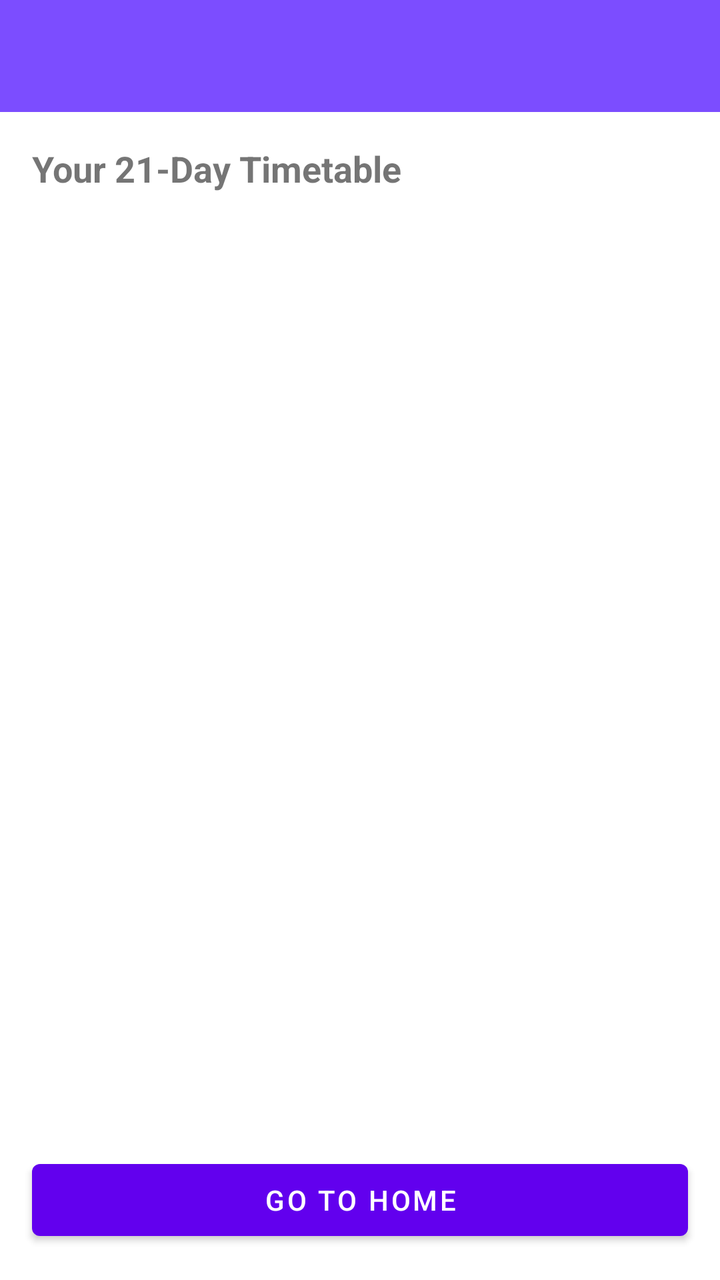
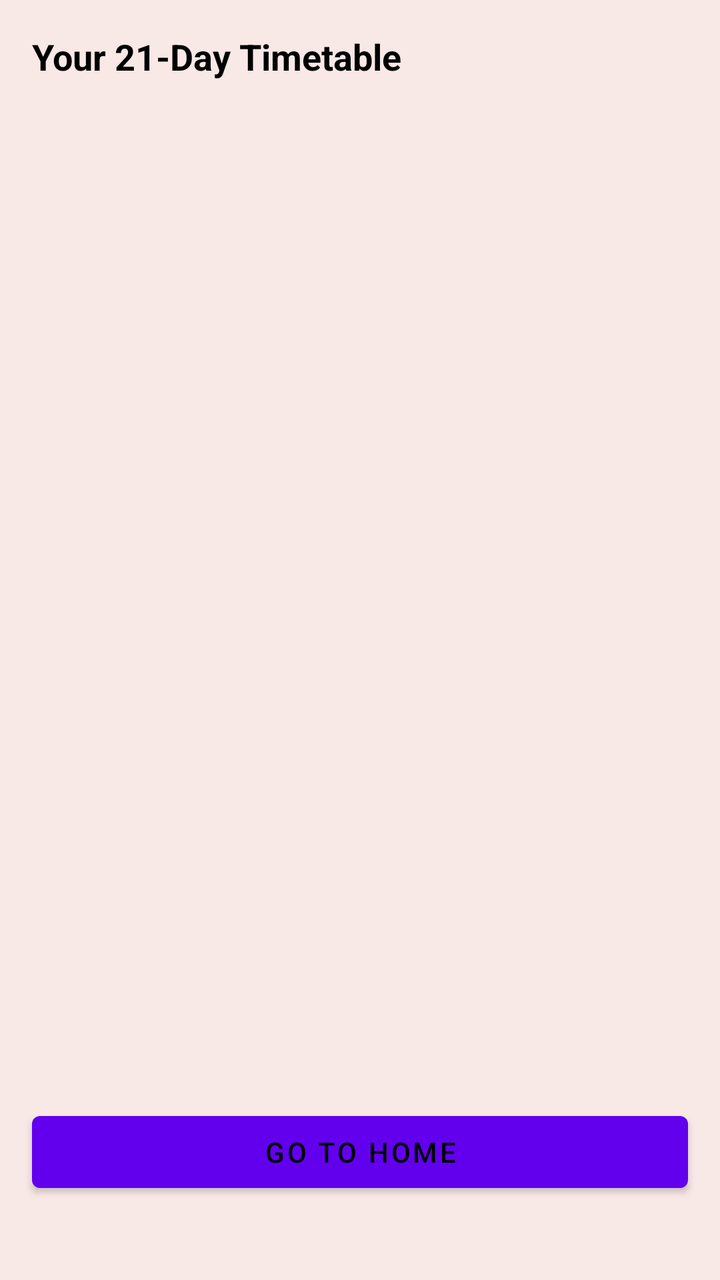

Screens rendered from an Android XML layout before and after an edit, with the pre-edit source and the edit as a unified diff.
<!-- AndroidManifest.xml: application theme Theme.CogniSync -->
<!-- res/layout/activity_timetable.xml -->
<?xml version="1.0" encoding="utf-8"?>
<LinearLayout xmlns:android="http://schemas.android.com/apk/res/android"
    android:orientation="vertical"
    android:layout_width="match_parent"
    android:layout_height="match_parent">

    
    <androidx.appcompat.widget.Toolbar
        android:id="@+id/toolbar"
        android:layout_width="match_parent"
        android:layout_height="?attr/actionBarSize"
        android:background="#7C4DFF"
        android:theme="@style/ThemeOverlay.AppCompat.Dark.ActionBar"
        android:title="Your Timetable"
        android:titleTextColor="#FFFFFF" />

    
    <TextView
        android:layout_width="match_parent"
        android:layout_height="wrap_content"
        android:text="Your 21-Day Timetable"
        android:textSize="18sp"
        android:textStyle="bold"
        android:padding="16dp"/>

    
    <androidx.recyclerview.widget.RecyclerView
        android:id="@+id/recyclerTimetable"
        android:layout_width="match_parent"
        android:layout_height="0dp"
        android:layout_weight="1"/>

    
    <Button
        android:id="@+id/btnDone"
        android:layout_width="match_parent"
        android:layout_height="wrap_content"
        android:text="Go to Home"
        android:layout_margin="16dp"/>
</LinearLayout>
<!-- resources referenced by this layout -->
<resources>
  <style name="Theme.CogniSync" parent="Theme.MaterialComponents.DayNight.NoActionBar">
  
  
  
          
          <item name="android:statusBarColor">@android:color/white</item>
          <item name="android:windowLightStatusBar">true</item>
  
      </style>
</resources>

<!-- the commit's change to res/layout/activity_timetable.xml (unified diff, before → after) -->
@@ -1,18 +1,10 @@
 <?xml version="1.0" encoding="utf-8"?>
 <LinearLayout xmlns:android="http://schemas.android.com/apk/res/android"
+    android:layout_width="match_parent"
+    android:layout_height="match_parent"
     android:orientation="vertical"
-    android:layout_width="match_parent"
-    android:layout_height="match_parent">
-
-    
-    <androidx.appcompat.widget.Toolbar
-        android:id="@+id/toolbar"
-        android:layout_width="match_parent"
-        android:layout_height="?attr/actionBarSize"
-        android:background="#7C4DFF"
-        android:theme="@style/ThemeOverlay.AppCompat.Dark.ActionBar"
-        android:title="Your Timetable"
-        android:titleTextColor="#FFFFFF" />
+    android:fitsSystemWindows="true"
+    android:background="#F8E8E6">
 
     
     <TextView
@@ -21,20 +13,29 @@
         android:text="Your 21-Day Timetable"
         android:textSize="18sp"
         android:textStyle="bold"
-        android:padding="16dp"/>
+        android:textColor="#000000"
+        android:padding="16dp" />
 
     
     <androidx.recyclerview.widget.RecyclerView
         android:id="@+id/recyclerTimetable"
         android:layout_width="match_parent"
         android:layout_height="0dp"
-        android:layout_weight="1"/>
+        android:layout_weight="1"
+        android:padding="12dp" />
 
     
     <Button
         android:id="@+id/btnDone"
         android:layout_width="match_parent"
         android:layout_height="wrap_content"
-        android:text="Go to Home"
-        android:layout_margin="16dp"/>
+        android:layout_margin="16dp"
+        android:text="GO TO HOME"
+        android:textColor="#000000" />
+
+    
+    <View
+        android:layout_width="match_parent"
+        android:layout_height="24dp" />
+
 </LinearLayout>
